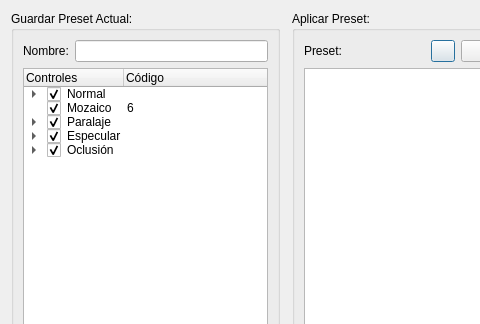
This is gui/presetsmanager.ui in azagaya/laigter as Qt 5 draws it before an edit; both pictures show x 0 to 480 and y 0 to 324 of the 644 by 448 pixel window. The edited form follows.
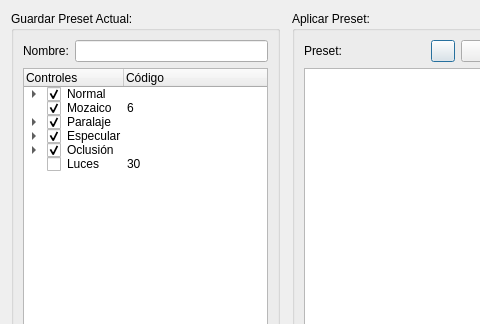
This is the edited form. Icons and pictures are not drawn.

```diff
--- a/gui/presetsmanager.ui
+++ b/gui/presetsmanager.ui
@@ -662,6 +662,17 @@
           </property>
          </item>
         </item>
+        <item>
+         <property name="text">
+          <string>Luces</string>
+         </property>
+         <property name="checkState">
+          <enum>Unchecked</enum>
+         </property>
+         <property name="text">
+          <string>30</string>
+         </property>
+        </item>
        </widget>
       </item>
       <item row="2" column="0" colspan="2">
```
